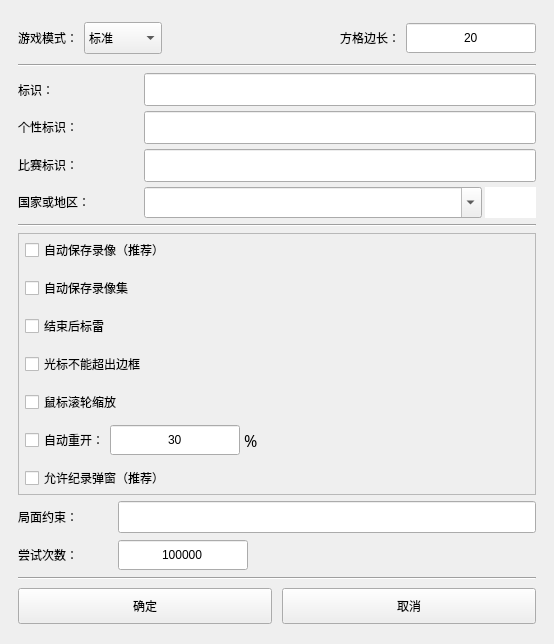
Old version of the form uiFiles/ui_gs.ui in the repository eee555/Metasweeper.
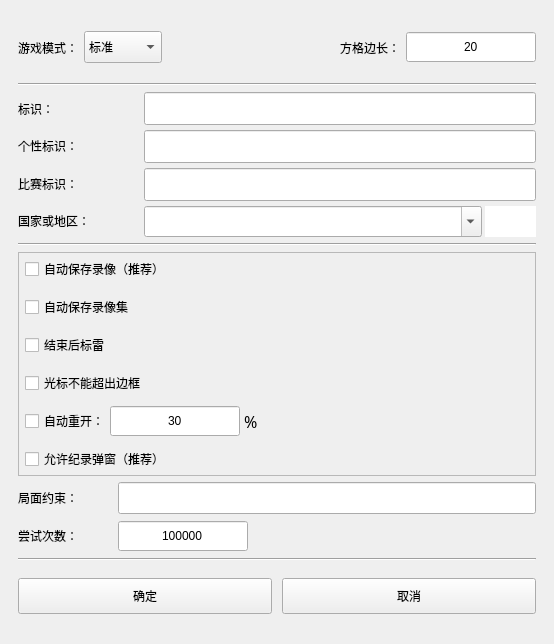
New version of the form. Custom widgets are drawn as their Qt base class.

Commit message:
refactor(settings): 缩放统一为 Ctrl+滚轮，移除「鼠标滚轮缩放」开关
Ctrl 按住即可缩放（仅未开局时），无需开关；同时移除设置窗口复选框、
DEFAULT/wheel_zoom 读写及四语翻译条目。缩放方向不变（delta>0 增大）。
边框联动修复保留。superGUI 中的 wheel_zoom 读取随下一提交一并移除。

Diff of the .ui file:
```diff
--- a/uiFiles/ui_gs.ui
+++ b/uiFiles/ui_gs.ui
@@ -763,25 +763,6 @@
            </property>
           </widget>
          </item>
-         <item>
-          <widget class="QCheckBox" name="checkBox_wheel_zoom">
-           <property name="minimumSize">
-            <size>
-             <width>0</width>
-             <height>32</height>
-            </size>
-           </property>
-           <property name="toolTip">
-            <string>开启后，在游戏界面上滚动鼠标滚轮即可缩放界面：上滚缩小，下滚增大</string>
-           </property>
-           <property name="styleSheet">
-            <string notr="true"/>
-           </property>
-           <property name="text">
-            <string>鼠标滚轮缩放</string>
-           </property>
-          </widget>
-         </item>
          <item>
           <widget class="QWidget" name="widget_4" native="true">
            <property name="minimumSize">
```
The commit also changes 8 other files.
